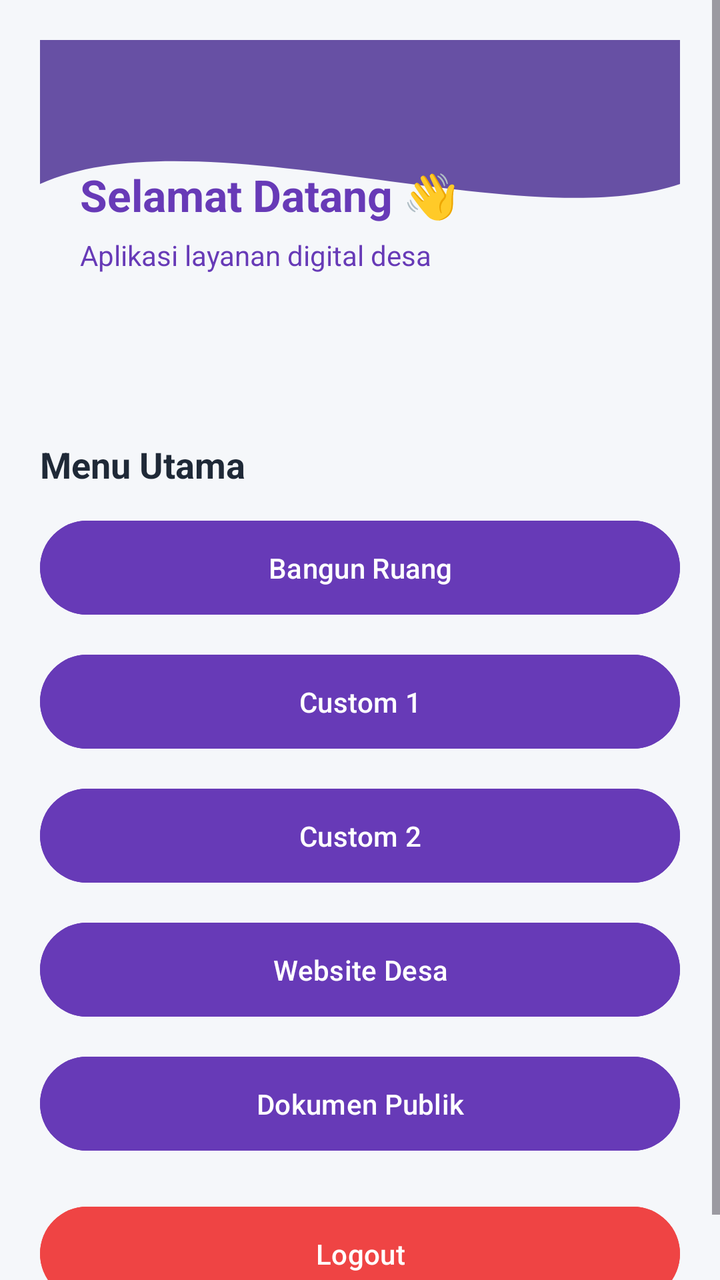
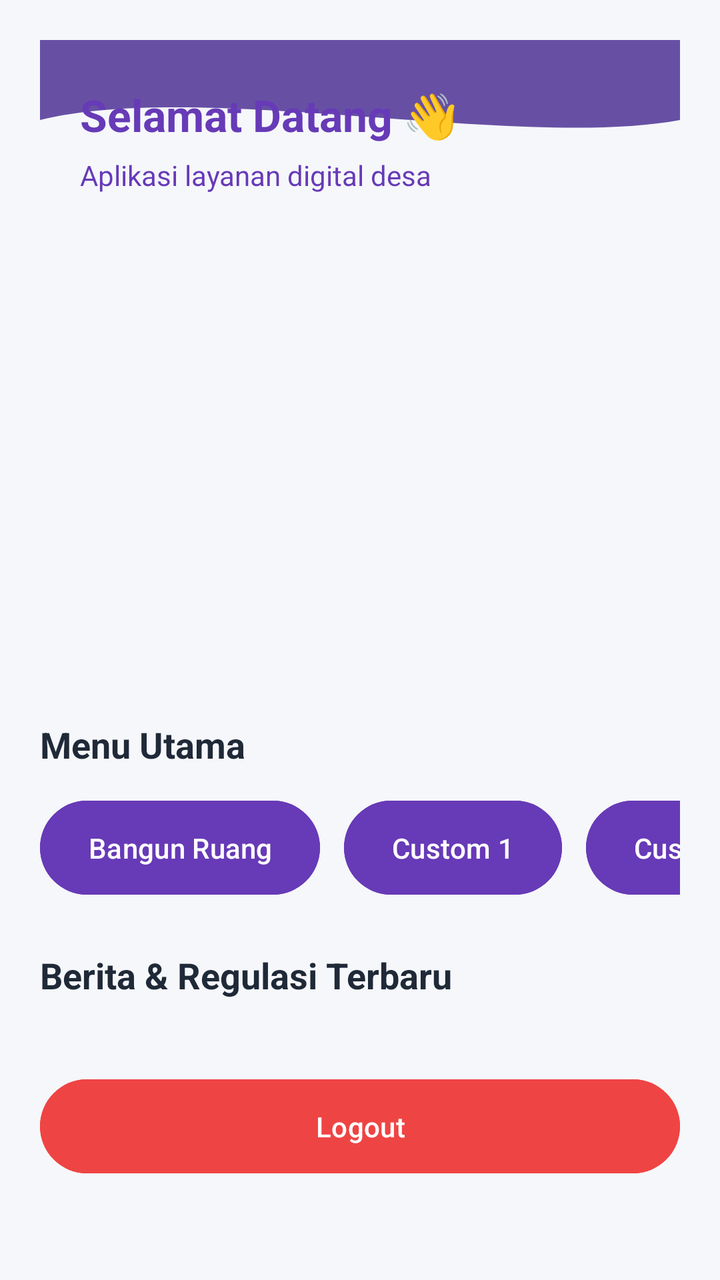

Two renders of the same Android screen: before a commit and after it. Below are the layout's source before the change and the commit's diff.
<!-- AndroidManifest.xml: application theme Theme.Anaanlume -->
<!-- res/layout/fragment_home.xml -->
<?xml version="1.0" encoding="utf-8"?>
<ScrollView xmlns:android="http://schemas.android.com/apk/res/android"
    android:layout_width="match_parent"
    android:layout_height="match_parent"
    android:background="#F5F7FA">


    <LinearLayout
        android:id="@+id/main"
        android:orientation="vertical"
        android:padding="20dp"
        android:layout_width="match_parent"
        android:layout_height="wrap_content">

        
        <LinearLayout
            android:layout_width="match_parent"
            android:layout_height="180dp"
            android:background="@drawable/bg_header_wave"
            android:padding="20dp"
            android:orientation="vertical"
            android:gravity="center_vertical"
            android:layout_marginBottom="20dp">

            <TextView
                android:layout_width="wrap_content"
                android:layout_height="wrap_content"
                android:text="Selamat Datang 👋"
                android:textColor="#673AB7"
                android:textSize="22sp"
                android:textStyle="bold"/>

            <TextView
                android:layout_width="wrap_content"
                android:layout_height="wrap_content"
                android:text="Aplikasi layanan digital desa"
                android:textColor="#673AB7"
                android:textSize="14sp"
                android:paddingTop="6dp"/>

        </LinearLayout>

        
        <TextView
            android:layout_width="match_parent"
            android:layout_height="wrap_content"
            android:text="Menu Utama"
            android:textSize="18sp"
            android:textStyle="bold"
            android:textColor="#1F2937"
            android:layout_marginBottom="12dp"/>

        
        <Button
            android:id="@+id/btn1"
            android:layout_width="match_parent"
            android:layout_height="55dp"
            android:text="Bangun Ruang"
            android:textAllCaps="false"
            android:textColor="#FFFFFF"
            android:backgroundTint="#673AB7"
            android:layout_marginBottom="12dp"/>

        
        <Button
            android:id="@+id/btn2"
            android:layout_width="match_parent"
            android:layout_height="55dp"
            android:text="Custom 1"
            android:textAllCaps="false"
            android:textColor="#FFFFFF"
            android:backgroundTint="#673AB7"
            android:layout_marginBottom="12dp"/>

        
        <Button
            android:id="@+id/btn3"
            android:layout_width="match_parent"
            android:layout_height="55dp"
            android:text="Custom 2"
            android:textAllCaps="false"
            android:textColor="#FFFFFF"
            android:backgroundTint="#673AB7"
            android:layout_marginBottom="12dp"/>

        
        <Button
            android:id="@+id/btnWeb"
            android:layout_width="match_parent"
            android:layout_height="55dp"
            android:text="Website Desa"
            android:textAllCaps="false"
            android:textColor="#FFFFFF"
            android:backgroundTint="#673AB7"
            android:layout_marginBottom="12dp"/>

        
        <Button
            android:id="@+id/btnDokumen"
            android:layout_width="match_parent"
            android:layout_height="55dp"
            android:text="Dokumen Publik"
            android:textAllCaps="false"
            android:textColor="#FFFFFF"
            android:backgroundTint="#673AB7"
            android:layout_marginBottom="12dp"/>

        
        <Button
            android:id="@+id/btnLogout"
            android:layout_width="match_parent"
            android:layout_height="55dp"
            android:text="Logout"
            android:textAllCaps="false"
            android:textColor="#FFFFFF"
            android:backgroundTint="#EF4444"
            android:layout_marginTop="8dp"/>

    </LinearLayout>

</ScrollView>
<!-- resources referenced by this layout -->
<resources>
  <!-- drawable bg_header_wave (drawable) -->
  <vector xmlns:android="http://schemas.android.com/apk/res/android"
      android:width="100dp"
      android:height="100dp"
      android:viewportWidth="100"
      android:viewportHeight="100">
  
  
      <path
          android:fillColor="?attr/colorPrimary"
          android:pathData="
              M0,0
              L100,0
              L100,40
              C 75,55
                25,20
                0,40
              Z" />
  </vector>
  <style name="Theme.Anaanlume" parent="Base.Theme.Anaanlume" />
  <style name="Base.Theme.Anaanlume" parent="Theme.Material3.DayNight.NoActionBar">
          
          
      </style>
</resources>

<!-- the commit's change to res/layout/fragment_home.xml (unified diff, before → after) -->
@@ -1,25 +1,24 @@
 <?xml version="1.0" encoding="utf-8"?>
-<ScrollView xmlns:android="http://schemas.android.com/apk/res/android"
+<androidx.core.widget.NestedScrollView xmlns:android="http://schemas.android.com/apk/res/android"
+    xmlns:app="http://schemas.android.com/apk/res-auto"
     android:layout_width="match_parent"
     android:layout_height="match_parent"
     android:background="#F5F7FA">
 
-
     <LinearLayout
-        android:id="@+id/main"
+        android:layout_width="match_parent"
+        android:layout_height="wrap_content"
         android:orientation="vertical"
-        android:padding="20dp"
-        android:layout_width="match_parent"
-        android:layout_height="wrap_content">
+        android:padding="20dp">
 
         
         <LinearLayout
             android:layout_width="match_parent"
-            android:layout_height="180dp"
+            android:layout_height="wrap_content"
             android:background="@drawable/bg_header_wave"
+            android:gravity="center_vertical"
+            android:orientation="vertical"
             android:padding="20dp"
-            android:orientation="vertical"
-            android:gravity="center_vertical"
             android:layout_marginBottom="20dp">
 
             <TextView
@@ -28,94 +27,126 @@
                 android:text="Selamat Datang 👋"
                 android:textColor="#673AB7"
                 android:textSize="22sp"
-                android:textStyle="bold"/>
+                android:textStyle="bold" />
 
             <TextView
                 android:layout_width="wrap_content"
                 android:layout_height="wrap_content"
+                android:paddingTop="6dp"
                 android:text="Aplikasi layanan digital desa"
                 android:textColor="#673AB7"
-                android:textSize="14sp"
-                android:paddingTop="6dp"/>
+                android:textSize="14sp" />
 
         </LinearLayout>
+
+        
+        <androidx.viewpager2.widget.ViewPager2
+            android:id="@+id/vpSlider"
+            android:layout_width="match_parent"
+            android:layout_height="200dp"
+            android:layout_marginBottom="20dp" />
 
         
         <TextView
             android:layout_width="match_parent"
             android:layout_height="wrap_content"
+            android:layout_marginBottom="12dp"
             android:text="Menu Utama"
+            android:textColor="#1F2937"
             android:textSize="18sp"
-            android:textStyle="bold"
-            android:textColor="#1F2937"
-            android:layout_marginBottom="12dp"/>
+            android:textStyle="bold" />
 
         
-        <Button
-            android:id="@+id/btn1"
+        <HorizontalScrollView
             android:layout_width="match_parent"
-            android:layout_height="55dp"
-            android:text="Bangun Ruang"
-            android:textAllCaps="false"
-            android:textColor="#FFFFFF"
-            android:backgroundTint="#673AB7"
-            android:layout_marginBottom="12dp"/>
+            android:layout_height="wrap_content"
+            android:scrollbars="none"
+            android:layout_marginBottom="24dp">
+
+            <LinearLayout
+                android:layout_width="wrap_content"
+                android:layout_height="wrap_content"
+                android:orientation="horizontal">
+
+                <Button
+                    android:id="@+id/btn1"
+                    android:layout_width="wrap_content"
+                    android:layout_height="55dp"
+                    android:layout_marginEnd="12dp"
+                    android:backgroundTint="#673AB7"
+                    android:text="Bangun Ruang"
+                    android:textAllCaps="false"
+                    android:textColor="#FFFFFF" />
+
+                <Button
+                    android:id="@+id/btn2"
+                    android:layout_width="wrap_content"
+                    android:layout_height="55dp"
+                    android:layout_marginEnd="12dp"
+                    android:backgroundTint="#673AB7"
+                    android:text="Custom 1"
+                    android:textAllCaps="false"
+                    android:textColor="#FFFFFF" />
+
+                <Button
+                    android:id="@+id/btn3"
+                    android:layout_width="wrap_content"
+                    android:layout_height="55dp"
+                    android:layout_marginEnd="12dp"
+                    android:backgroundTint="#673AB7"
+                    android:text="Custom 2"
+                    android:textAllCaps="false"
+                    android:textColor="#FFFFFF" />
+
+                <Button
+                    android:id="@+id/btnWeb"
+                    android:layout_width="wrap_content"
+                    android:layout_height="55dp"
+                    android:layout_marginEnd="12dp"
+                    android:backgroundTint="#673AB7"
+                    android:text="Website Desa"
+                    android:textAllCaps="false"
+                    android:textColor="#FFFFFF" />
+
+                <Button
+                    android:id="@+id/btnDokumen"
+                    android:layout_width="wrap_content"
+                    android:layout_height="55dp"
+                    android:backgroundTint="#673AB7"
+                    android:text="Dokumen"
+                    android:textAllCaps="false"
+                    android:textColor="#FFFFFF" />
+            </LinearLayout>
+        </HorizontalScrollView>
 
         
-        <Button
-            android:id="@+id/btn2"
+        <TextView
             android:layout_width="match_parent"
-            android:layout_height="55dp"
-            android:text="Custom 1"
-            android:textAllCaps="false"
-            android:textColor="#FFFFFF"
-            android:backgroundTint="#673AB7"
-            android:layout_marginBottom="12dp"/>
+            android:layout_height="wrap_content"
+            android:layout_marginBottom="12dp"
+            android:text="Berita &amp; Regulasi Terbaru"
+            android:textColor="#1F2937"
+            android:textSize="18sp"
+            android:textStyle="bold" />
 
-        
-        <Button
-            android:id="@+id/btn3"
+        <androidx.recyclerview.widget.RecyclerView
+            android:id="@+id/rvBerita"
             android:layout_width="match_parent"
-            android:layout_height="55dp"
-            android:text="Custom 2"
-            android:textAllCaps="false"
-            android:textColor="#FFFFFF"
-            android:backgroundTint="#673AB7"
-            android:layout_marginBottom="12dp"/>
-
-        
-        <Button
-            android:id="@+id/btnWeb"
-            android:layout_width="match_parent"
-            android:layout_height="55dp"
-            android:text="Website Desa"
-            android:textAllCaps="false"
-            android:textColor="#FFFFFF"
-            android:backgroundTint="#673AB7"
-            android:layout_marginBottom="12dp"/>
-
-        
-        <Button
-            android:id="@+id/btnDokumen"
-            android:layout_width="match_parent"
-            android:layout_height="55dp"
-            android:text="Dokumen Publik"
-            android:textAllCaps="false"
-            android:textColor="#FFFFFF"
-            android:backgroundTint="#673AB7"
-            android:layout_marginBottom="12dp"/>
+            android:layout_height="wrap_content"
+            android:nestedScrollingEnabled="false"
+            app:layoutManager="androidx.recyclerview.widget.LinearLayoutManager" />
 
         
         <Button
             android:id="@+id/btnLogout"
             android:layout_width="match_parent"
             android:layout_height="55dp"
+            android:layout_marginTop="24dp"
+            android:backgroundTint="#EF4444"
             android:text="Logout"
             android:textAllCaps="false"
-            android:textColor="#FFFFFF"
-            android:backgroundTint="#EF4444"
-            android:layout_marginTop="8dp"/>
+            android:textColor="#FFFFFF" />
 
     </LinearLayout>
 
-</ScrollView>
+</androidx.core.widget.NestedScrollView>
